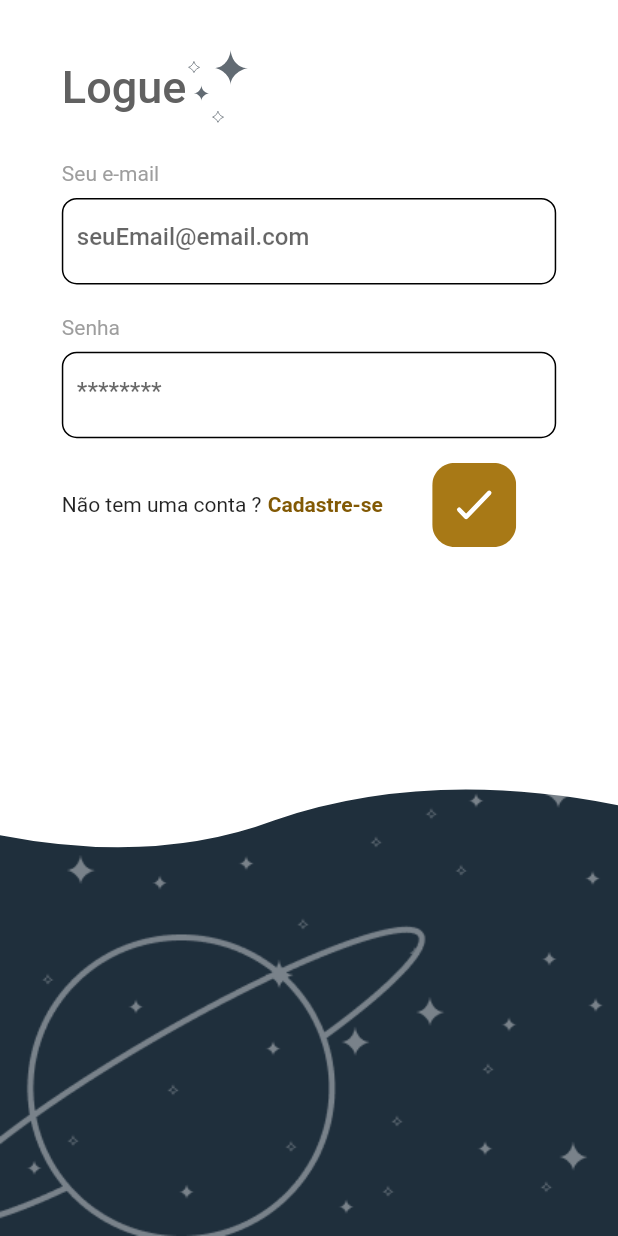
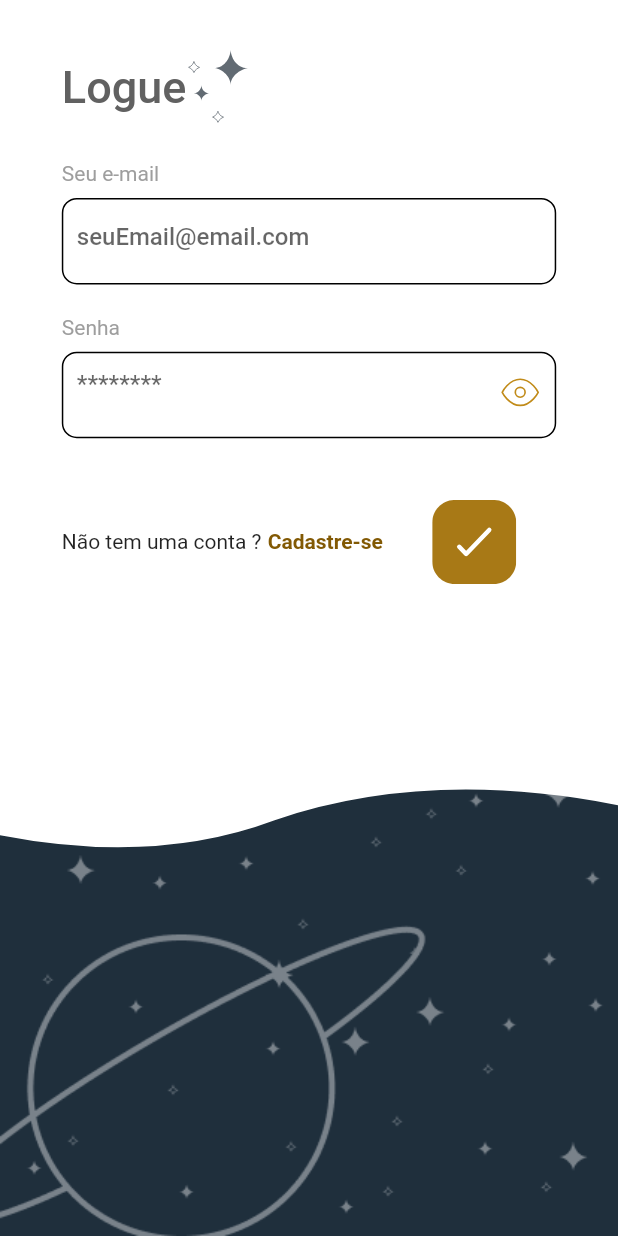
Before and after one commit to ViniciusVicco/lunia, a Flutter app: the screen it shows after launch, on a phone screen of 412 x 824 dp. Run offline on Flutter 3.47's test engine with Material 2 defaults, Android fonts, the phone set to English and light mode, and no system bars; our stand-ins replace flutter_custom_clippers, flutter_svg.

Commit message:
Adequando icones e componentes pra finalizar telas de cadastro/login

```diff
--- a/lib/main.dart
+++ b/lib/main.dart
@@ -24,6 +24,7 @@ class MyApp extends StatelessWidget {
       theme: ThemeData(
         primaryColor: Colors.white,
         primarySwatch: Colors.blue,
+        accentColor: Color(0xff825904),
         colorScheme: ColorScheme.light(primary: const Color(0xff825904)),
         visualDensity: VisualDensity.adaptivePlatformDensity,
       ),
--- a/lib/screens/comom_widgets/background_widgets/custom_clipper_backgrounded.dart
+++ b/lib/screens/comom_widgets/background_widgets/custom_clipper_backgrounded.dart
@@ -3,7 +3,8 @@ import 'package:flutter_custom_clippers/flutter_custom_clippers.dart';
 
 class CustomClipperBackgrounded extends StatelessWidget {
   final Widget child;
-  CustomClipperBackgrounded({this.child});
+  final double maxHeightporcentage;
+  CustomClipperBackgrounded({this.child, this.maxHeightporcentage});
   @override
   Widget build(BuildContext context) {
     final double width = MediaQuery.of(context).size.width;
@@ -24,7 +25,7 @@ class CustomClipperBackgrounded extends StatelessWidget {
       ClipPath(
         clipper: WaveClipperTwo(),
         child: Container(
-          height: height * 0.7,
+          height: maxHeightporcentage ?? height * 0.7,
           color: Colors.white,
           //Clipar este cara aqui
         ),
--- /dev/null
+++ b/lib/screens/comom_widgets/eye_icon_for_textfield.dart
@@ -0,0 +1,15 @@
+import 'package:flutter/material.dart';
+import 'package:flutter_svg/svg.dart';
+
+class EyeIconForTextField extends StatelessWidget {
+  final bool isObscured;
+  EyeIconForTextField({this.isObscured});
+  @override
+  Widget build(BuildContext context) {
+    return Container(
+      decoration: BoxDecoration(
+      ),
+      child: isObscured? SvgPicture.asset('assets/login/iconEye.svg') : SvgPicture.asset('assets/login/iconEyeOculto.svg'),
+    );
+  }
+}
--- a/lib/screens/comom_widgets/form_field_widget.dart
+++ b/lib/screens/comom_widgets/form_field_widget.dart
@@ -2,41 +2,44 @@ import 'package:flutter/material.dart';
 import 'package:flutter/services.dart';
 
 class CustomTextField extends StatelessWidget {
-  CustomTextField({
-    this.bold = false,
+  CustomTextField(
+      {this.bold = false,
       this.hint,
       this.textInputType,
       this.inputFormatters,
       this.validator,
       this.errorText,
-  });
+      this.sulfixIcon,
+      this.hidePassword});
 
   final bool bold;
   final String hint;
+  final Widget sulfixIcon;
   final TextInputType textInputType;
   final List<TextInputFormatter> inputFormatters;
   final FormFieldValidator<String> validator;
   final String errorText;
+  final bool hidePassword;
 
   @override
   Widget build(BuildContext context) {
     return FormField<String>(
       initialValue: '',
       validator: validator,
-      builder: (state){
+      builder: (state) {
         return Padding(
           padding: const EdgeInsets.symmetric(vertical: 2),
           child: Column(
             crossAxisAlignment: CrossAxisAlignment.start,
             children: [
-
-
               TextFormField(
+                obscureText: hidePassword ?? false,
                 style: TextStyle(
                   color: Colors.black,
-                  fontWeight: bold ? FontWeight.bold :  FontWeight.w500,
+                  fontWeight: bold ? FontWeight.bold : FontWeight.w500,
                 ),
                 decoration: InputDecoration(
+                  suffixIcon: sulfixIcon,
                   alignLabelWithHint: true,
                   hintText: hint,
                   border: InputBorder.none,
@@ -44,7 +47,7 @@ class CustomTextField extends StatelessWidget {
                 ),
                 keyboardType: textInputType,
                 inputFormatters: inputFormatters,
-                onChanged: (text){
+                onChanged: (text) {
                   state.didChange(text);
                 },
               ),
@@ -54,7 +57,10 @@ class CustomTextField extends StatelessWidget {
                   padding: EdgeInsets.fromLTRB(0, 8, 10, 0),
                   child: Row(
                     children: [
-                        Icon(Icons.close, color: Colors.red,),
+                      Icon(
+                        Icons.close,
+                        color: Colors.red,
+                      ),
                       Text(
                         '$errorText',
                         style: TextStyle(
--- a/lib/screens/login_screen/login_screen.dart
+++ b/lib/screens/login_screen/login_screen.dart
@@ -1,10 +1,9 @@
 import 'package:flutter/material.dart';
-import 'package:flutter_custom_clippers/flutter_custom_clippers.dart';
 import 'package:flutter_svg/flutter_svg.dart';
-import 'package:lunia/constrants/dart/device.dart';
 import 'package:lunia/screens/comom_widgets/background_widgets/custom_clipper_backgrounded.dart';
 import 'package:lunia/screens/comom_widgets/custom_rounded_container.dart';
 import 'package:lunia/screens/comom_widgets/custom_texts.dart';
+import 'package:lunia/screens/comom_widgets/eye_icon_for_textfield.dart';
 import 'package:lunia/screens/comom_widgets/form_field_widget.dart';
 
 class LoginScreen extends StatefulWidget {
@@ -68,6 +67,7 @@ class _LoginScreenState extends State<LoginScreen> {
                                 width: width,
                               ),
                               CustomTextField(
+
                                 hint: 'seuEmail@email.com',
                                 errorText: 'E-mail inválido',
                                 validator: (email) {
@@ -97,6 +97,15 @@ class _LoginScreenState extends State<LoginScreen> {
                                 width: width,
                               ),
                               CustomTextField(
+                                hidePassword: hidePassword,
+                                sulfixIcon: GestureDetector(
+                                  onTap: (){
+                                  setState(() {
+                                    hidePassword = !hidePassword;
+                                  });
+                                    },
+                                  child: EyeIconForTextField(isObscured: hidePassword,)
+                                ),
                                 hint: "********",
                                 errorText: 'No mínimo 8 carácteres!',
                                 validator: (password) {
@@ -112,7 +121,7 @@ class _LoginScreenState extends State<LoginScreen> {
                             ],
                           ),
                           SizedBox(
-                            height: height * 0.02,
+                            height: height * 0.05,
                           ),
                           Row(
                             children: [
--- a/lib/screens/register_screens/register_screen.dart
+++ b/lib/screens/register_screens/register_screen.dart
@@ -17,6 +17,7 @@ class _RegisterScreenState extends State<RegisterScreen> {
 
   @override
   Widget build(BuildContext context) {
+
     final double width = MediaQuery.of(context).size.width;
     final double height = MediaQuery.of(context).size.height;
     final Color selectedColor = Theme.of(context).colorScheme.primary;
@@ -139,8 +140,8 @@ class _RegisterScreenState extends State<RegisterScreen> {
                               height: height * 0.012,
                             ),
                             GestureDetector(
-                              onTap: () {
-                                _selectDate(context);
+                              onTap: () async {
+                            _selectDate(context);
                               },
                               child: Container(
                                 alignment: Alignment.center,
```
Also changed, not shown: lib/screens/register_screens/register_screen2.dart (+89 -15 lines). Lines whose indentation alone changed are shown as unchanged.
